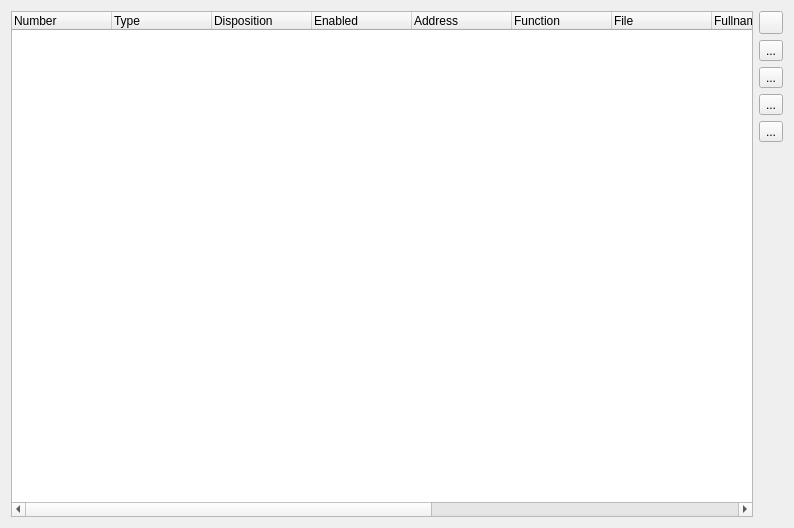
The window that src/SeerPrintpointsBrowserWidget.ui (epasveer/seer) describes before a commit, drawn with Qt 5.
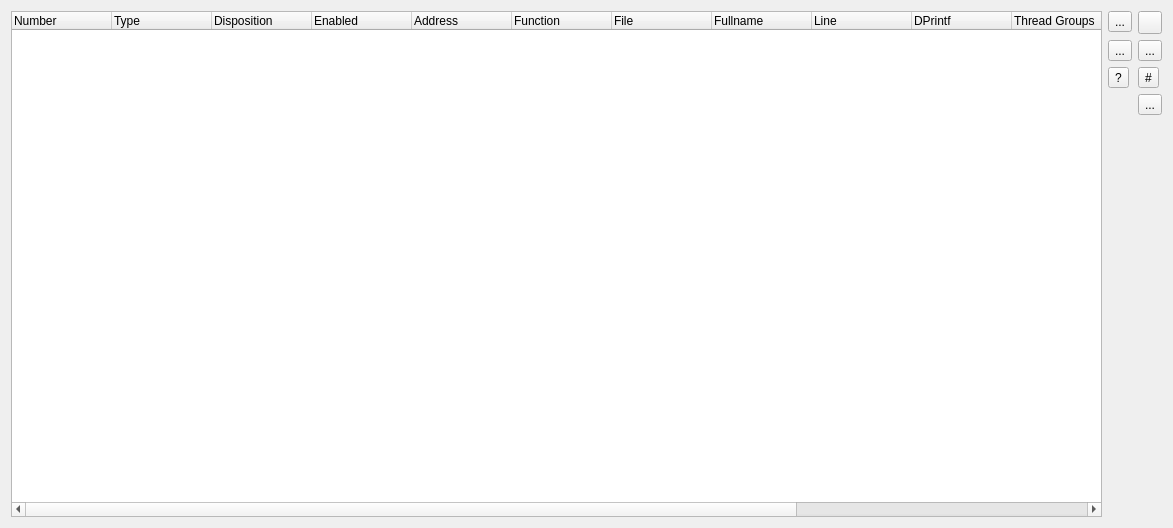
The same window after the commit. Icons and pictures are not drawn.

Commit message: Add commands/ignorecount/conditioncommands to all breakpoints.

Patch:
```diff
--- a/src/SeerPrintpointsBrowserWidget.ui
+++ b/src/SeerPrintpointsBrowserWidget.ui
@@ -6,7 +6,7 @@
    <rect>
     <x>0</x>
     <y>0</y>
-    <width>794</width>
+    <width>1173</width>
     <height>528</height>
    </rect>
   </property>
@@ -16,8 +16,14 @@
   <layout class="QGridLayout" name="gridLayout">
    <item row="0" column="0">
     <widget class="QTreeWidget" name="printpointsTreeWidget">
+     <property name="sizePolicy">
+      <sizepolicy hsizetype="Expanding" vsizetype="Expanding">
+       <horstretch>100</horstretch>
+       <verstretch>100</verstretch>
+      </sizepolicy>
+     </property>
      <property name="columnCount">
-      <number>13</number>
+      <number>15</number>
      </property>
      <column>
       <property name="text">
@@ -74,11 +80,21 @@
        <string>Thread Groups</string>
       </property>
      </column>
+     <column>
+      <property name="text">
+       <string>Condition</string>
+      </property>
+     </column>
      <column>
       <property name="text">
        <string>Times</string>
       </property>
      </column>
+     <column>
+      <property name="text">
+       <string>Ignore</string>
+      </property>
+     </column>
      <column>
       <property name="text">
        <string>Original Location</string>
@@ -87,8 +103,22 @@
     </widget>
    </item>
    <item row="0" column="1">
-    <layout class="QVBoxLayout" name="verticalLayout">
-     <item>
+    <layout class="QFormLayout" name="formLayout">
+     <item row="0" column="0">
+      <widget class="QToolButton" name="addPrintpointToolButton">
+       <property name="toolTip">
+        <string>Add a new printpoint.</string>
+       </property>
+       <property name="text">
+        <string>...</string>
+       </property>
+       <property name="icon">
+        <iconset resource="resource.qrc">
+         <normaloff>:/seer/resources/RelaxLightIcons/document-new.svg</normaloff>:/seer/resources/RelaxLightIcons/document-new.svg</iconset>
+       </property>
+      </widget>
+     </item>
+     <item row="0" column="1">
       <widget class="QToolButton" name="refreshPrintpointsToolButton">
        <property name="toolTip">
         <string>Refresh the list of printpoints.</string>
@@ -102,35 +132,7 @@
        </property>
       </widget>
      </item>
-     <item>
-      <widget class="QToolButton" name="addPrintpointToolButton">
-       <property name="toolTip">
-        <string>Add a new printpoint.</string>
-       </property>
-       <property name="text">
-        <string>...</string>
-       </property>
-       <property name="icon">
-        <iconset resource="resource.qrc">
-         <normaloff>:/seer/resources/RelaxLightIcons/document-new.svg</normaloff>:/seer/resources/RelaxLightIcons/document-new.svg</iconset>
-       </property>
-      </widget>
-     </item>
-     <item>
-      <widget class="QToolButton" name="deletePrintpointsToolButton">
-       <property name="toolTip">
-        <string>Delete selected printpoints.</string>
-       </property>
-       <property name="text">
-        <string>...</string>
-       </property>
-       <property name="icon">
-        <iconset resource="resource.qrc">
-         <normaloff>:/seer/resources/RelaxLightIcons/edit-delete.svg</normaloff>:/seer/resources/RelaxLightIcons/edit-delete.svg</iconset>
-       </property>
-      </widget>
-     </item>
-     <item>
+     <item row="1" column="0">
       <widget class="QToolButton" name="enablePrintpointsToolButton">
        <property name="toolTip">
         <string>Enable selected printpoints.</string>
@@ -144,7 +146,7 @@
        </property>
       </widget>
      </item>
-     <item>
+     <item row="1" column="1">
       <widget class="QToolButton" name="disablePrintpointsToolButton">
        <property name="toolTip">
         <string>Disable selected printpoints.</string>
@@ -158,8 +160,55 @@
        </property>
       </widget>
      </item>
-     <item>
-      <spacer name="verticalSpacer">
+     <item row="2" column="0">
+      <widget class="QToolButton" name="conditionBreakpointToolButton">
+       <property name="toolTip">
+        <string>Add condition to selected breakpoint.</string>
+       </property>
+       <property name="text">
+        <string>?</string>
+       </property>
+      </widget>
+     </item>
+     <item row="2" column="1">
+      <widget class="QToolButton" name="ignoreBreakpointToolButton">
+       <property name="toolTip">
+        <string>Add ignore count to selected breakpoint.</string>
+       </property>
+       <property name="text">
+        <string>#</string>
+       </property>
+      </widget>
+     </item>
+     <item row="3" column="1">
+      <widget class="QToolButton" name="deletePrintpointsToolButton">
+       <property name="toolTip">
+        <string>Delete selected printpoints.</string>
+       </property>
+       <property name="text">
+        <string>...</string>
+       </property>
+       <property name="icon">
+        <iconset resource="resource.qrc">
+         <normaloff>:/seer/resources/RelaxLightIcons/edit-delete.svg</normaloff>:/seer/resources/RelaxLightIcons/edit-delete.svg</iconset>
+       </property>
+      </widget>
+     </item>
+     <item row="4" column="0">
+      <spacer name="verticalSpacer_1">
+       <property name="orientation">
+        <enum>Qt::Vertical</enum>
+       </property>
+       <property name="sizeHint" stdset="0">
+        <size>
+         <width>20</width>
+         <height>40</height>
+        </size>
+       </property>
+      </spacer>
+     </item>
+     <item row="4" column="1">
+      <spacer name="verticalSpacer_2">
        <property name="orientation">
         <enum>Qt::Vertical</enum>
        </property>
```
The commit also changes 11 other files.
